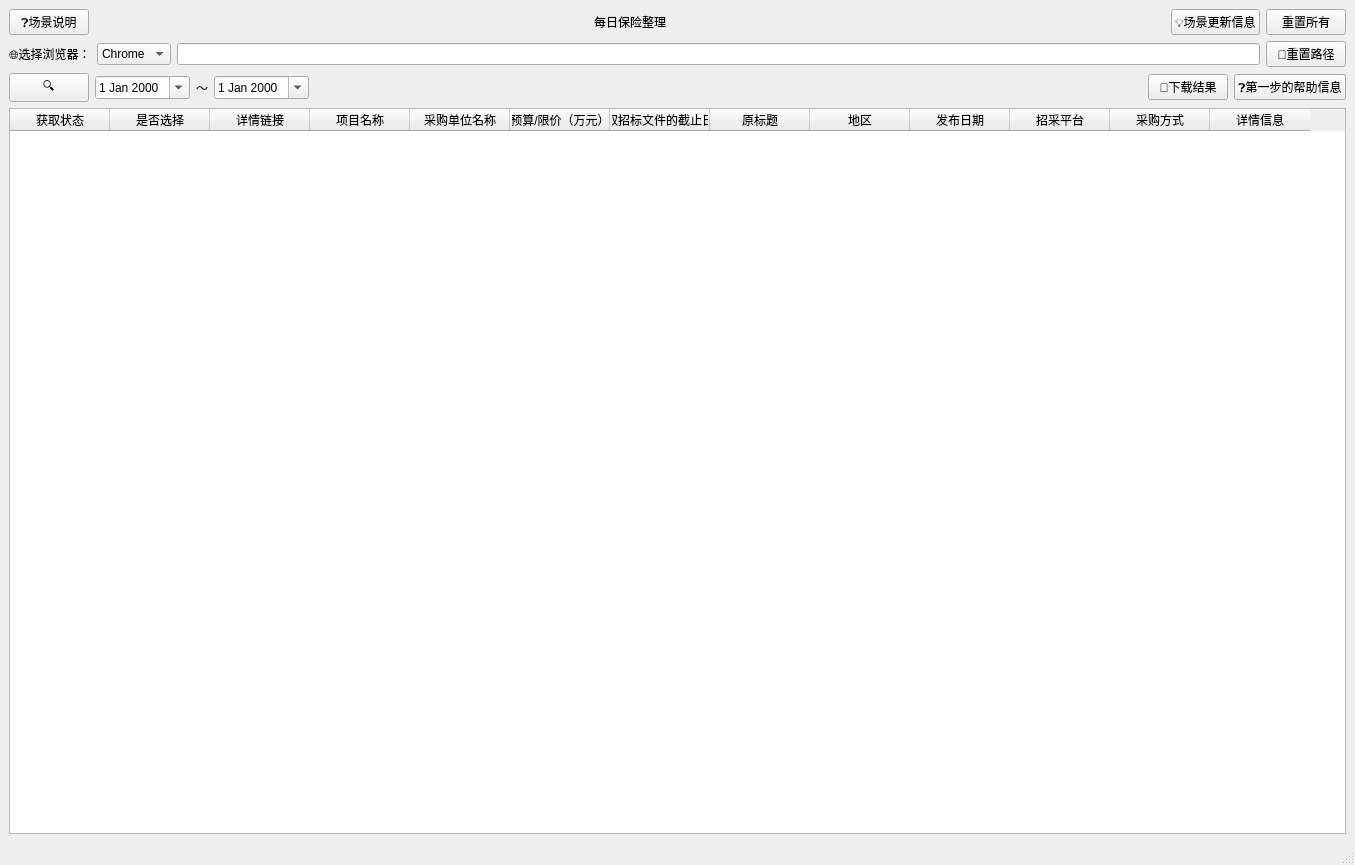
This is lwx_project/client/ui/daily_baoxian.ui in Cookie-HOO/lwx_project as Qt 5 draws it before an edit. The edited form follows.
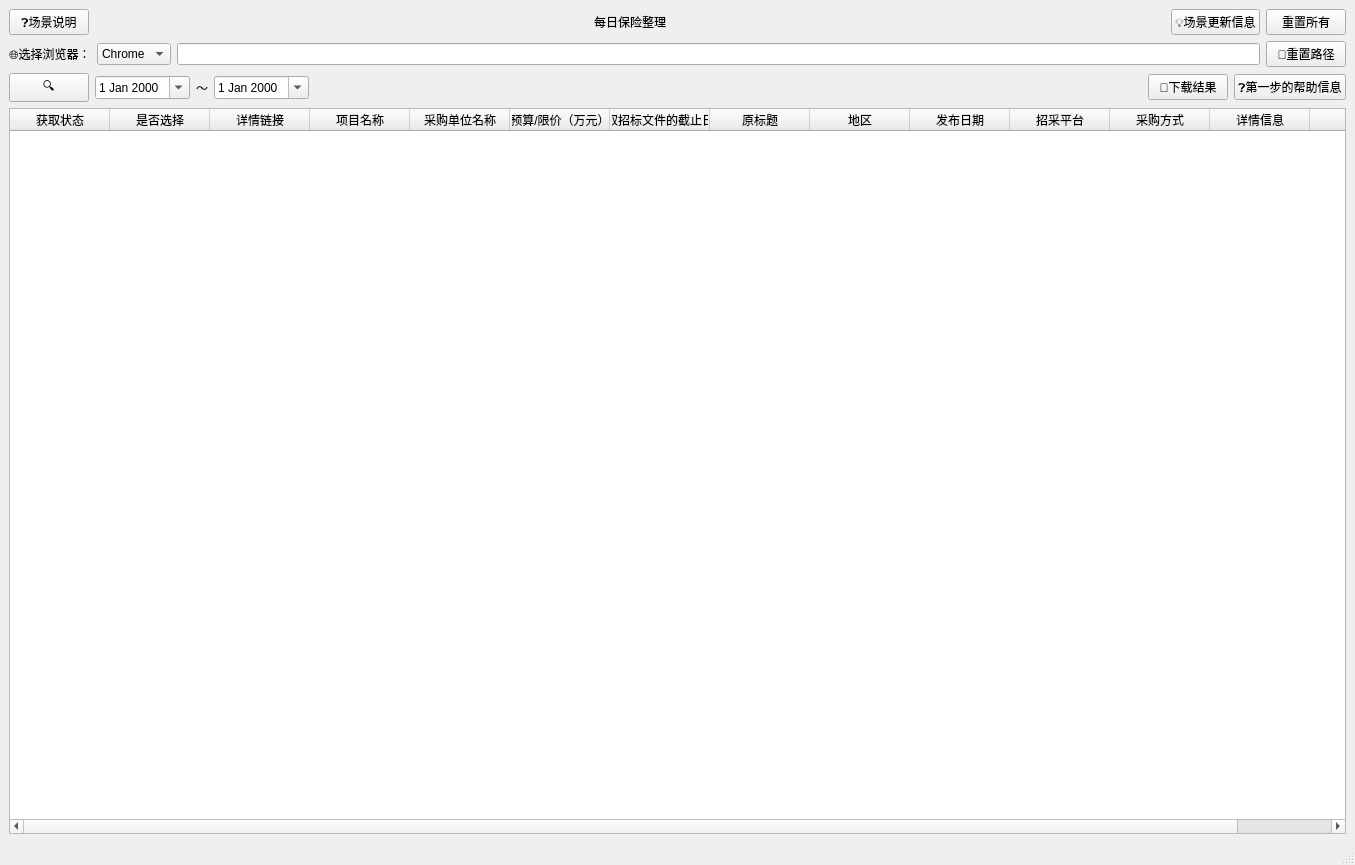
This is the edited form.

```diff
--- a/lwx_project/client/ui/daily_baoxian.ui
+++ b/lwx_project/client/ui/daily_baoxian.ui
@@ -194,7 +194,7 @@
        <enum>QAbstractItemView::ScrollPerItem</enum>
       </property>
       <property name="columnCount">
-       <number>13</number>
+       <number>14</number>
       </property>
       <attribute name="verticalHeaderVisible">
        <bool>true</bool>
@@ -292,6 +292,11 @@
         <string>详情信息</string>
        </property>
       </column>
+      <column>
+       <property name="text">
+        <string>链接</string>
+       </property>
+      </column>
      </widget>
     </item>
    </layout>
```
